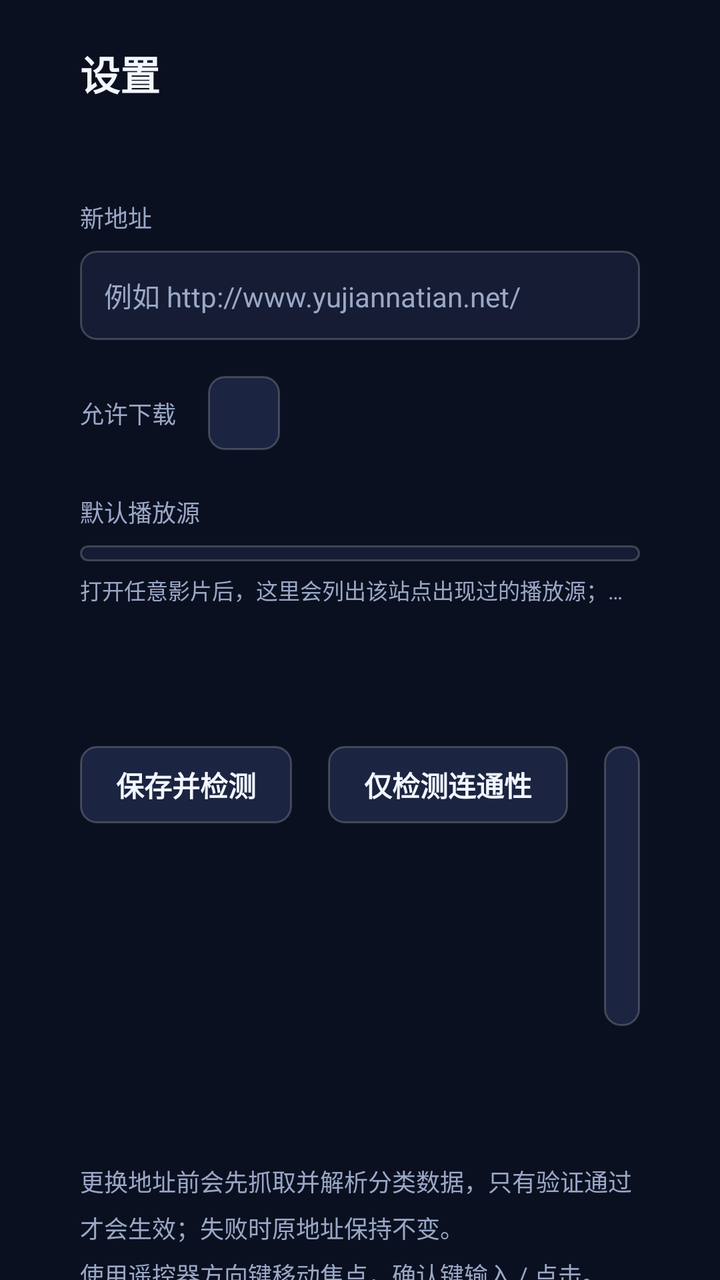
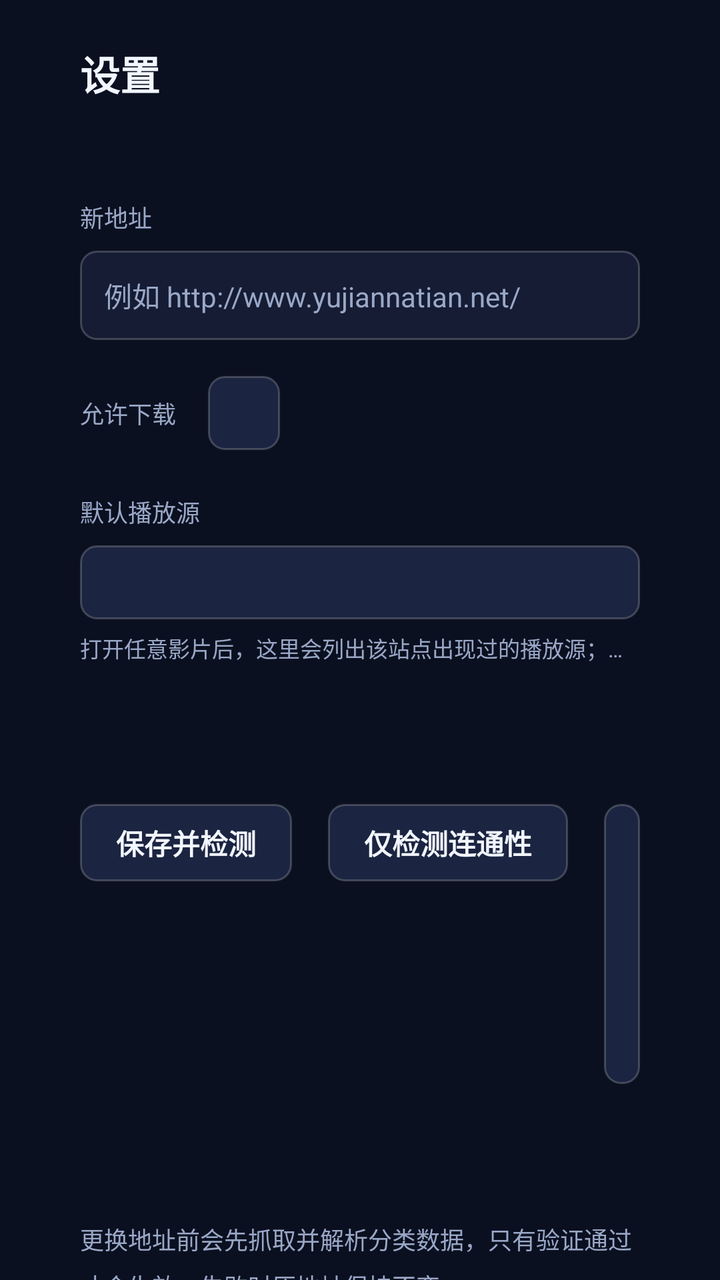

Screens rendered from an Android XML layout before and after an edit, with the pre-edit source and the edit as a unified diff.
<!-- AndroidManifest.xml: application theme AppTheme -->
<!-- res/layout/fragment_settings.xml -->
<?xml version="1.0" encoding="utf-8"?>
<ScrollView xmlns:android="http://schemas.android.com/apk/res/android"
    android:layout_width="match_parent"
    android:layout_height="match_parent"
    android:background="@color/bg"
    android:fillViewport="true">

    <LinearLayout
        android:layout_width="match_parent"
        android:layout_height="wrap_content"
        android:orientation="vertical"
        android:paddingLeft="@dimen/overscan_h"
        android:paddingRight="@dimen/overscan_h"
        android:paddingTop="@dimen/overscan_v"
        android:paddingBottom="@dimen/overscan_v">

        <TextView
            style="@style/TvTitle"
            android:layout_width="wrap_content"
            android:layout_height="wrap_content"
            android:text="@string/settings_title" />

        <TextView
            android:id="@+id/current"
            style="@style/TvSub"
            android:layout_width="wrap_content"
            android:layout_height="wrap_content"
            android:layout_marginTop="10dp" />

        <TextView
            style="@style/TvSub"
            android:layout_width="wrap_content"
            android:layout_height="wrap_content"
            android:layout_marginTop="22dp"
            android:text="新地址" />

        <EditText
            android:id="@+id/edit_url"
            style="@style/TvUrlEdit"
            android:layout_width="match_parent"
            android:layout_height="wrap_content"
            android:layout_marginTop="8dp"
            android:hint="@string/hint_url"
            android:nextFocusDown="@+id/btn_allow_download"
            android:textColorHint="@color/text_secondary" />

        <LinearLayout
            android:layout_width="match_parent"
            android:layout_height="wrap_content"
            android:layout_marginTop="18dp"
            android:gravity="center_vertical"
            android:orientation="horizontal">

            <TextView
                style="@style/TvSub"
                android:layout_width="wrap_content"
                android:layout_height="wrap_content"
                android:text="@string/settings_download_title" />

            <Button
                android:id="@+id/btn_allow_download"
                style="@style/TvButton"
                android:layout_width="wrap_content"
                android:layout_height="wrap_content"
                android:layout_marginStart="16dp"
                android:nextFocusUp="@+id/edit_url"
                android:nextFocusDown="@+id/spinner_source"
                android:textAllCaps="false" />
        </LinearLayout>

        <TextView
            style="@style/TvSub"
            android:layout_width="wrap_content"
            android:layout_height="wrap_content"
            android:layout_marginTop="22dp"
            android:text="@string/settings_source_title" />

        <Spinner
            android:id="@+id/spinner_source"
            android:layout_width="match_parent"
            android:layout_height="wrap_content"
            android:layout_marginTop="8dp"
            android:background="@drawable/bg_edit"
            android:padding="4dp"
            android:nextFocusUp="@+id/btn_allow_download"
            android:nextFocusDown="@+id/btn_save" />

        <TextView
            style="@style/TvSmall"
            android:layout_width="match_parent"
            android:layout_height="wrap_content"
            android:layout_marginTop="6dp"
            android:text="@string/settings_source_hint"
            android:textColor="@color/text_secondary" />

        <TextView
            android:id="@+id/status"
            style="@style/TvSub"
            android:layout_width="match_parent"
            android:layout_height="wrap_content"
            android:layout_marginTop="16dp"
            android:minHeight="44dp"
            android:textSize="13sp" />

        <LinearLayout
            android:layout_width="wrap_content"
            android:layout_height="wrap_content"
            android:layout_marginTop="10dp"
            android:orientation="horizontal">

            <Button
                android:id="@+id/btn_save"
                style="@style/TvButton"
                android:layout_width="wrap_content"
                android:layout_height="wrap_content"
                android:nextFocusUp="@id/edit_url"
                android:nextFocusRight="@+id/btn_test"
                android:text="@string/action_save"
                android:textAllCaps="false" />

            <Button
                android:id="@+id/btn_test"
                style="@style/TvButton"
                android:layout_width="wrap_content"
                android:layout_height="wrap_content"
                android:layout_marginStart="18dp"
                android:nextFocusUp="@id/edit_url"
                android:nextFocusLeft="@id/btn_save"
                android:nextFocusRight="@+id/btn_default"
                android:text="@string/action_test"
                android:textAllCaps="false" />

            <Button
                android:id="@+id/btn_default"
                style="@style/TvButton"
                android:layout_width="wrap_content"
                android:layout_height="wrap_content"
                android:layout_marginStart="18dp"
                android:nextFocusUp="@id/edit_url"
                android:nextFocusLeft="@id/btn_test"
                android:nextFocusRight="@+id/btn_prev"
                android:text="@string/action_reset_site"
                android:textAllCaps="false" />

            <Button
                android:id="@+id/btn_prev"
                style="@style/TvButton"
                android:layout_width="wrap_content"
                android:layout_height="wrap_content"
                android:layout_marginStart="18dp"
                android:nextFocusUp="@id/edit_url"
                android:nextFocusLeft="@id/btn_default"
                android:text="@string/action_prev_site"
                android:textAllCaps="false" />
        </LinearLayout>

        <TextView
            style="@style/TvSub"
            android:layout_width="match_parent"
            android:layout_height="wrap_content"
            android:layout_marginTop="28dp"
            android:lineSpacingExtra="6dp"
            android:text="@string/settings_tip" />

        <LinearLayout
            android:layout_width="match_parent"
            android:layout_height="wrap_content"
            android:layout_marginTop="26dp"
            android:background="@drawable/bg_card"
            android:orientation="vertical"
            android:padding="16dp">

            <TextView
                style="@style/TvText"
                android:layout_width="wrap_content"
                android:layout_height="wrap_content"
                android:text="@string/settings_author"
                android:textSize="@dimen/text_card"
                android:textStyle="bold" />

            <TextView
                style="@style/TvSmall"
                android:layout_width="wrap_content"
                android:layout_height="wrap_content"
                android:layout_marginTop="8dp"
                android:lineSpacingExtra="4dp"
                android:text="@string/settings_copyright" />
        </LinearLayout>
    </LinearLayout>
</ScrollView>
<!-- resources referenced by this layout -->
<resources>
  <color name="bg">#FF0B1020</color>
  <color name="text_secondary">#FF9AA8C7</color>
  <dimen name="overscan_h">40dp</dimen>
  <dimen name="overscan_v">22dp</dimen>
  <dimen name="text_card">14sp</dimen>
  <string name="action_prev_site">使用上次可用地址</string>
  <string name="action_reset_site">恢复默认地址</string>
  <string name="action_save">保存并检测</string>
  <string name="action_test">仅检测连通性</string>
  <string name="hint_url">例如 http://www.yujiannatian.net/</string>
  <string name="settings_author">作者：polaris7765（董先生）</string>
  <string name="settings_copyright">© 2026 川海影视TV　仅供个人学习交流，请支持正版</string>
  <string name="settings_download_title">允许下载</string>
  <string name="settings_source_hint">打开任意影片后，这里会列出该站点出现过的播放源；选择后每次进入详情默认选中该源。</string>
  <string name="settings_source_title">默认播放源</string>
  <string name="settings_tip">更换地址前会先抓取并解析分类数据，只有验证通过才会生效；失败时原地址保持不变。\n使用遥控器方向键移动焦点，确认键输入 / 点击。</string>
  <string name="settings_title">设置</string>
  <style name="TvButton" parent="TvText">
          <item name="android:textSize">@dimen/text_card</item>
          <item name="android:textStyle">bold</item>
          <item name="android:gravity">center</item>
          <item name="android:paddingLeft">18dp</item>
          <item name="android:paddingRight">18dp</item>
          <item name="android:paddingTop">9dp</item>
          <item name="android:paddingBottom">9dp</item>
          <item name="android:background">@drawable/bg_button</item>
          <item name="android:focusable">true</item>
          <item name="android:focusableInTouchMode">true</item>
          <item name="android:clickable">true</item>
      </style>
  <style name="TvSmall" parent="TvText">
          <item name="android:textColor">@color/text_secondary</item>
          <item name="android:textSize">@dimen/text_tiny</item>
          <item name="android:singleLine">true</item>
          <item name="android:ellipsize">end</item>
      </style>
  <style name="TvSub" parent="TvText">
          <item name="android:textColor">@color/text_secondary</item>
          <item name="android:textSize">@dimen/text_small</item>
      </style>
  <style name="TvText">
          <item name="android:textColor">@color/text_primary</item>
          <item name="android:textSize">@dimen/text_body</item>
      </style>
  <style name="TvTitle" parent="TvText">
          <item name="android:textSize">@dimen/text_title</item>
          <item name="android:textStyle">bold</item>
      </style>
  <style name="TvUrlEdit" parent="TvText">
          <item name="android:textSize">@dimen/text_card</item>
          <item name="android:background">@drawable/bg_edit</item>
          <item name="android:padding">12dp</item>
          <item name="android:singleLine">true</item>
          <item name="android:imeOptions">actionDone</item>
          <item name="android:focusable">true</item>
          <item name="android:focusableInTouchMode">true</item>
      </style>
  <style name="AppTheme" parent="Theme.Leanback">
          <item name="android:windowBackground">@color/bg</item>
          <item name="android:colorAccent">@color/accent</item>
          <item name="android:textColorPrimary">@color/text_primary</item>
          <item name="android:textColorSecondary">@color/text_secondary</item>
          <item name="android:windowNoTitle">true</item>
          <item name="android:windowActionBar">false</item>
      </style>
  <color name="card_focus">#FF2F6BFF</color>
  <color name="text_primary">#FFF2F6FF</color>
  <color name="accent_dim">#FF2A4C8A</color>
  <color name="card_bg">#FF1B2440</color>
  <color name="divider">#33FFFFFF</color>
  <color name="bg_elevated">#FF151C33</color>
  <color name="accent">#FF54A0FF</color>
  <dimen name="text_tiny">11sp</dimen>
  <dimen name="text_small">12sp</dimen>
  <dimen name="text_body">14sp</dimen>
  <dimen name="text_title">20sp</dimen>
  <!-- unchanged entries left out for length: 3 -->
</resources>

<!-- the commit's change to res/layout/fragment_settings.xml (unified diff, before → after) -->
@@ -64,7 +64,7 @@
                 android:layout_height="wrap_content"
                 android:layout_marginStart="16dp"
                 android:nextFocusUp="@+id/edit_url"
-                android:nextFocusDown="@+id/spinner_source"
+                android:nextFocusDown="@+id/btn_source"
                 android:textAllCaps="false" />
         </LinearLayout>
 
@@ -75,15 +75,16 @@
             android:layout_marginTop="22dp"
             android:text="@string/settings_source_title" />
 
-        <Spinner
-            android:id="@+id/spinner_source"
+        <Button
+            android:id="@+id/btn_source"
+            style="@style/TvButton"
             android:layout_width="match_parent"
             android:layout_height="wrap_content"
             android:layout_marginTop="8dp"
-            android:background="@drawable/bg_edit"
-            android:padding="4dp"
+            android:gravity="center_vertical|start"
             android:nextFocusUp="@+id/btn_allow_download"
-            android:nextFocusDown="@+id/btn_save" />
+            android:nextFocusDown="@+id/btn_save"
+            android:textAllCaps="false" />
 
         <TextView
             style="@style/TvSmall"
<!-- resource entries referenced after the edit -->
@@ -13,7 +13,7 @@
   <string name="settings_author">作者：polaris7765（董先生）</string>
   <string name="settings_copyright">© 2026 川海影视TV　仅供个人学习交流，请支持正版</string>
   <string name="settings_download_title">允许下载</string>
-  <string name="settings_source_hint">打开任意影片后，这里会列出该站点出现过的播放源；选择后每次进入详情默认选中该源。</string>
+  <string name="settings_source_hint">打开任意影片后，这里会列出该站点出现过的播放源；选择后每次进入详情默认选中该源。遥控器确认键打开列表选择。</string>
   <string name="settings_source_title">默认播放源</string>
   <string name="settings_tip">更换地址前会先抓取并解析分类数据，只有验证通过才会生效；失败时原地址保持不变。\n使用遥控器方向键移动焦点，确认键输入 / 点击。</string>
   <string name="settings_title">设置</string>
